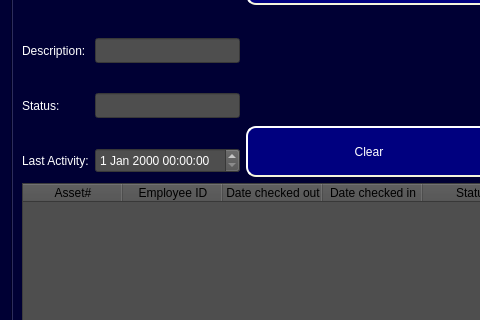
Qt form ui/Admin_Level2_Access.ui (Capstone-RFID/Code) before a commit; both pictures show x 0 to 480 and y 132 to 452 of the 669 by 617 pixel window.
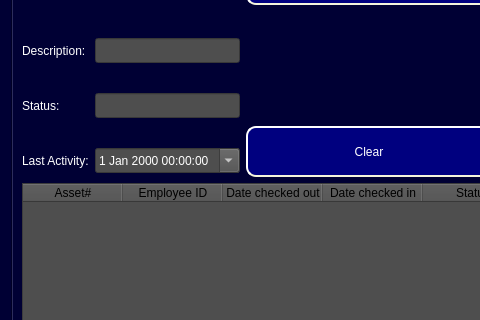
The same form after that commit. The open tabs and pages were chosen to show the change.

Commit message:
Edited Edit Tab GUI and added edit search functionality
Edit tab now has a calendar widget and can now search and list all matching assetID entries in the event log table.

May have to change SQL layout to match what main window team is doing.  We are now just making events from my understanding

Patch:
```diff
--- a/ui/Admin_Level2_Access.ui
+++ b/ui/Admin_Level2_Access.ui
@@ -711,6 +711,9 @@
 background-color: rgb(78, 78, 78);
 font: 12pt &quot;MS Shell Dlg 2&quot;;</string>
                  </property>
+                 <property name="calendarPopup">
+                  <bool>true</bool>
+                 </property>
                 </widget>
                </item>
                <item row="0" column="0">
```
Left out of the diff: 5 changed lines with no effect on the pictures. The commit also changes 5 other files.
